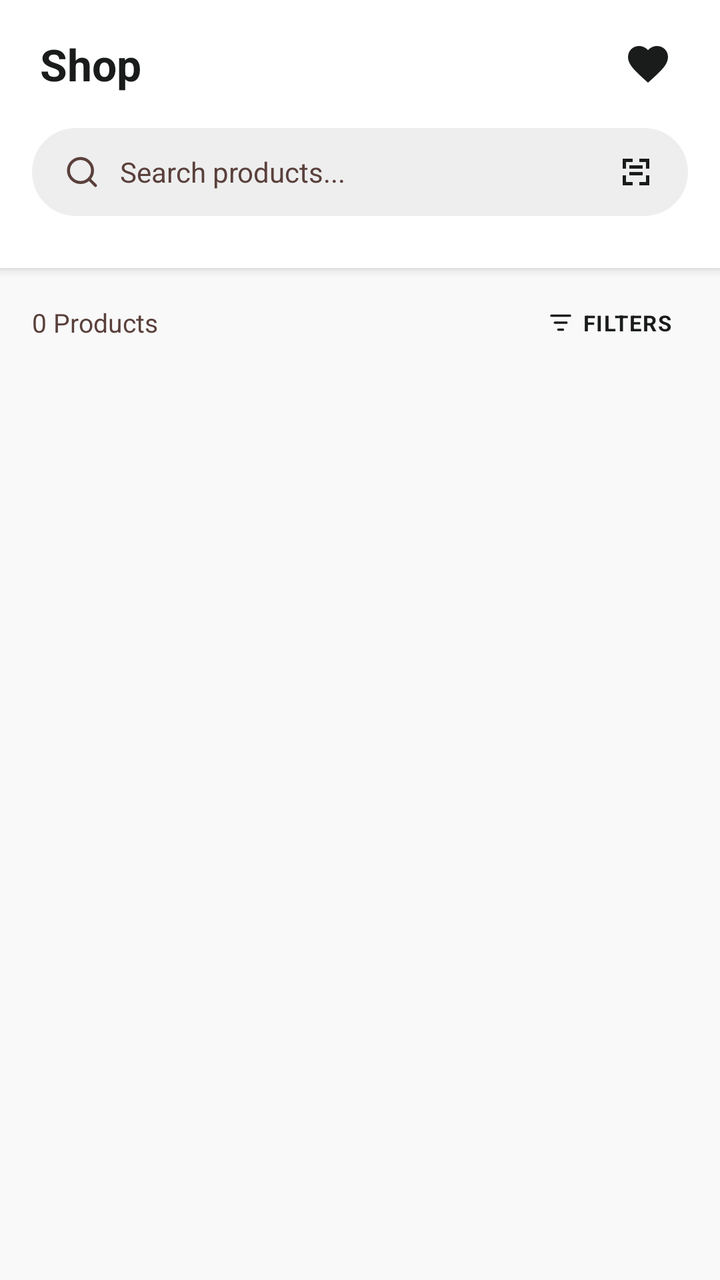
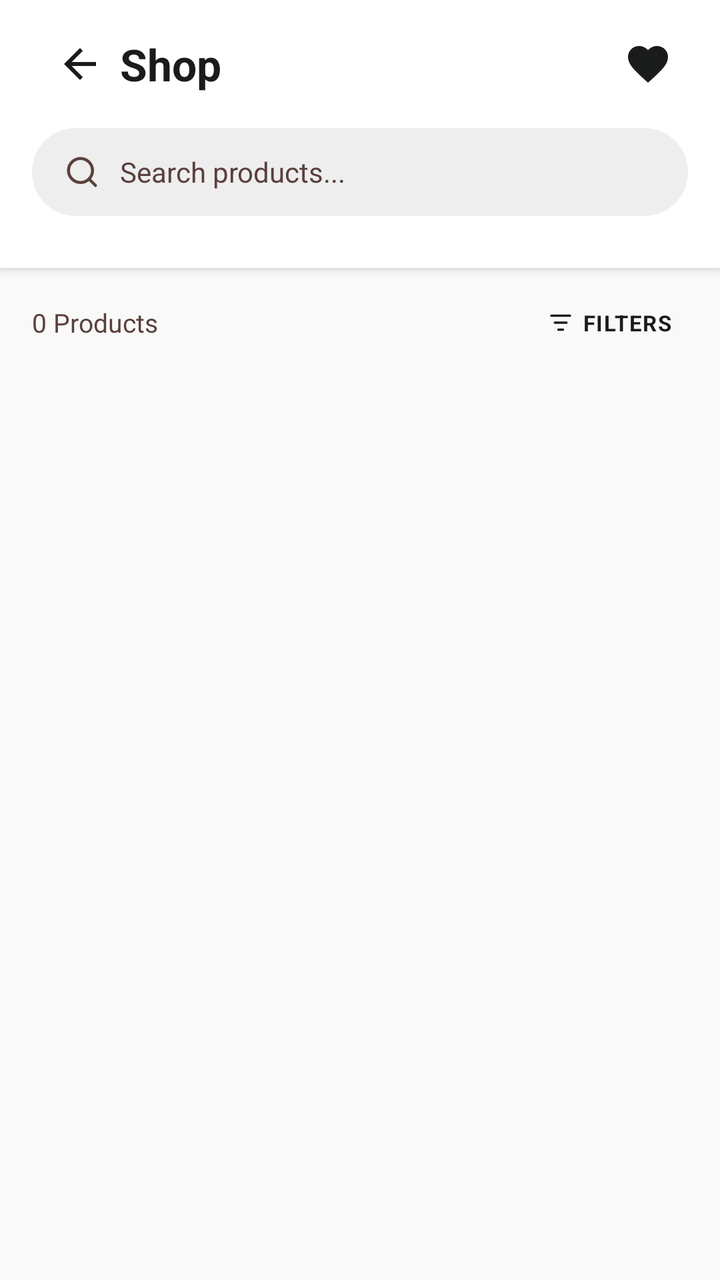

The first picture is an Android layout as it rendered before a commit; the second is the same layout after the commit. The layout source and the unified diff follow.
<!-- AndroidManifest.xml: application theme Theme.TirTirMCommerce -->
<!-- res/layout/fragment_shop.xml -->
<?xml version="1.0" encoding="utf-8"?>
<LinearLayout xmlns:android="http://schemas.android.com/apk/res/android"
    xmlns:app="http://schemas.android.com/apk/res-auto"
    android:layout_width="match_parent"
    android:layout_height="match_parent"
    android:orientation="vertical"
    android:background="@color/tirtir_off_white">

    
    <LinearLayout
        android:layout_width="match_parent"
        android:layout_height="wrap_content"
        android:orientation="vertical"
        android:background="@color/tirtir_white"
        android:elevation="3dp">

        
        <LinearLayout
            android:layout_width="match_parent"
            android:layout_height="?attr/actionBarSize"
            android:orientation="horizontal"
            android:gravity="center_vertical"
            android:paddingStart="20dp"
            android:paddingEnd="16dp">

            <TextView
                android:layout_width="0dp"
                android:layout_height="wrap_content"
                android:layout_weight="1"
                android:text="Shop"
                android:textColor="@color/tirtir_black"
                android:textSize="22sp"
                android:textStyle="bold" />

            <ImageButton
                android:id="@+id/btnShopWishlist"
                android:layout_width="40dp"
                android:layout_height="40dp"
                android:background="?attr/selectableItemBackgroundBorderless"
                android:src="@drawable/ic_wishlist"
                app:tint="@color/tirtir_black"
                android:contentDescription="Wishlist" />

        </LinearLayout>

        
        <LinearLayout
            android:layout_width="match_parent"
            android:layout_height="wrap_content"
            android:paddingHorizontal="16dp"
            android:paddingBottom="12dp">

            <LinearLayout
                android:layout_width="match_parent"
                android:layout_height="44dp"
                android:background="@drawable/bg_search_bar"
                android:backgroundTint="@color/tirtir_bg_gray"
                android:gravity="center_vertical"
                android:paddingHorizontal="16dp"
                android:orientation="horizontal">

                <ImageView
                    android:layout_width="18dp"
                    android:layout_height="18dp"
                    android:src="@drawable/ic_search"
                    app:tint="@color/tirtir_text_secondary"
                    android:contentDescription="@null" />

                <EditText
                    android:id="@+id/etSearch"
                    android:layout_width="0dp"
                    android:layout_height="match_parent"
                    android:layout_weight="1"
                    android:layout_marginStart="10dp"
                    android:background="@android:color/transparent"
                    android:hint="Search products..."
                    android:textColorHint="@color/tirtir_text_secondary"
                    android:textColor="@color/tirtir_black"
                    android:textSize="14sp"
                    android:singleLine="true"
                    android:imeOptions="actionSearch"
                    android:inputType="text" />

                <ImageView
                    android:id="@+id/btnSearchScanShop"
                    android:layout_width="20dp"
                    android:layout_height="20dp"
                    android:layout_marginStart="8dp"
                    android:src="@drawable/ic_scan"
                    app:tint="@color/tirtir_black"
                    android:contentDescription="Scan image" />

            </LinearLayout>
        </LinearLayout>

        
        <HorizontalScrollView
            android:layout_width="match_parent"
            android:layout_height="wrap_content"
            android:scrollbars="none"
            android:paddingBottom="14dp">

            <com.google.android.material.chip.ChipGroup
                android:id="@+id/chipGroupCategory"
                android:layout_width="wrap_content"
                android:layout_height="wrap_content"
                android:paddingStart="16dp"
                android:paddingEnd="16dp"
                app:singleSelection="true"
                app:selectionRequired="true"
                app:chipSpacingHorizontal="8dp" />

        </HorizontalScrollView>

    </LinearLayout>

    
    <LinearLayout
        android:layout_width="match_parent"
        android:layout_height="wrap_content"
        android:orientation="horizontal"
        android:paddingHorizontal="16dp"
        android:paddingTop="14dp"
        android:paddingBottom="6dp"
        android:gravity="center_vertical">

        <TextView
            android:id="@+id/tvProductCount"
            android:layout_width="0dp"
            android:layout_height="wrap_content"
            android:layout_weight="1"
            android:text="0 Products"
            android:textColor="@color/tirtir_text_secondary"
            android:textSize="13sp" />

        <LinearLayout
            android:id="@+id/btnSort"
            android:layout_width="wrap_content"
            android:layout_height="wrap_content"
            android:orientation="horizontal"
            android:gravity="center_vertical"
            android:paddingVertical="6dp"
            android:paddingHorizontal="8dp"
            android:background="?attr/selectableItemBackgroundBorderless">

            <ImageView
                android:layout_width="14dp"
                android:layout_height="14dp"
                android:src="@drawable/ic_filter"
                app:tint="@color/tirtir_black"
                android:contentDescription="@null" />

            <TextView
                android:layout_width="wrap_content"
                android:layout_height="wrap_content"
                android:layout_marginStart="4dp"
                android:text="FILTERS"
                android:textColor="@color/tirtir_black"
                android:textSize="11sp"
                android:textStyle="bold"
                android:letterSpacing="0.05" />

        </LinearLayout>

    </LinearLayout>

    
    <FrameLayout
        android:layout_width="match_parent"
        android:layout_height="0dp"
        android:layout_weight="1">

        
        <LinearLayout
            android:id="@+id/layoutLoadingShop"
            android:layout_width="wrap_content"
            android:layout_height="wrap_content"
            android:layout_gravity="center"
            android:orientation="vertical"
            android:gravity="center"
            android:visibility="gone">

            <ProgressBar
                android:layout_width="48dp"
                android:layout_height="48dp"
                android:indeterminateTint="@color/tirtir_red_primary" />

            <TextView
                android:layout_width="wrap_content"
                android:layout_height="wrap_content"
                android:layout_marginTop="16dp"
                android:text="Loading products..."
                android:textColor="@color/tirtir_text_secondary"
                android:textSize="14sp" />

        </LinearLayout>

        
        <TextView
            android:id="@+id/tvOfflineBanner"
            android:layout_width="match_parent"
            android:layout_height="wrap_content"
            android:layout_gravity="top"
            android:background="@color/tirtir_warning"
            android:padding="10dp"
            android:text="You're offline — showing cached products"
            android:textColor="@color/tirtir_white"
            android:textSize="13sp"
            android:gravity="center"
            android:visibility="gone" />

        
        <androidx.recyclerview.widget.RecyclerView
            android:id="@+id/recyclerViewProducts"
            android:layout_width="match_parent"
            android:layout_height="match_parent"
            android:clipToPadding="false"
            android:paddingHorizontal="8dp"
            android:paddingBottom="80dp"
            android:visibility="gone"
            app:layoutManager="androidx.recyclerview.widget.GridLayoutManager"
            app:spanCount="2" />

        
        <LinearLayout
            android:id="@+id/layoutEmptyShop"
            android:layout_width="wrap_content"
            android:layout_height="wrap_content"
            android:layout_gravity="center"
            android:orientation="vertical"
            android:gravity="center"
            android:padding="32dp"
            android:visibility="gone">

            <ImageView
                android:layout_width="72dp"
                android:layout_height="72dp"
                android:src="@android:drawable/ic_menu_search"
                app:tint="@color/tirtir_silver_gray"
                android:contentDescription="@null" />

            <TextView
                android:layout_width="wrap_content"
                android:layout_height="wrap_content"
                android:layout_marginTop="16dp"
                android:text="No products found"
                android:textColor="@color/tirtir_black"
                android:textSize="18sp"
                android:textStyle="bold"
                android:gravity="center" />

            <TextView
                android:layout_width="wrap_content"
                android:layout_height="wrap_content"
                android:layout_marginTop="8dp"
                android:text="Try a different search or category"
                android:textColor="@color/tirtir_text_secondary"
                android:textSize="14sp"
                android:gravity="center" />

        </LinearLayout>

        
        <LinearLayout
            android:id="@+id/layoutErrorShop"
            android:layout_width="wrap_content"
            android:layout_height="wrap_content"
            android:layout_gravity="center"
            android:orientation="vertical"
            android:gravity="center"
            android:padding="32dp"
            android:visibility="gone">

            <ImageView
                android:layout_width="64dp"
                android:layout_height="64dp"
                android:src="@android:drawable/ic_dialog_alert"
                app:tint="@color/tirtir_text_secondary"
                android:contentDescription="@null" />

            <TextView
                android:layout_width="wrap_content"
                android:layout_height="wrap_content"
                android:layout_marginTop="16dp"
                android:text="Unable to load products"
                android:textColor="@color/tirtir_black"
                android:textSize="17sp"
                android:textStyle="bold"
                android:gravity="center" />

            <TextView
                android:layout_width="wrap_content"
                android:layout_height="wrap_content"
                android:layout_marginTop="8dp"
                android:text="Check your connection and try again"
                android:textColor="@color/tirtir_text_secondary"
                android:textSize="14sp"
                android:gravity="center" />

            <com.google.android.material.button.MaterialButton
                android:id="@+id/btnShopRetry"
                android:layout_width="wrap_content"
                android:layout_height="wrap_content"
                android:layout_marginTop="20dp"
                android:paddingHorizontal="36dp"
                android:text="Retry"
                android:textColor="@color/tirtir_white"
                app:backgroundTint="@color/tirtir_red_primary"
                app:cornerRadius="8dp" />

        </LinearLayout>

    </FrameLayout>

</LinearLayout>
<!-- resources referenced by this layout -->
<resources>
  <color name="tirtir_bg_gray">#EEEEEE</color>
  <color name="tirtir_black">#1A1C1C</color>
  <color name="tirtir_off_white">#F9F9F9</color>
  <color name="tirtir_red_primary">#8B0000</color>
  <color name="tirtir_silver_gray">#BDBDBD</color>
  <color name="tirtir_text_secondary">#5A403C</color>
  <color name="tirtir_warning">#F57F17</color>
  <color name="tirtir_white">#FFFFFF</color>
  <!-- drawable bg_search_bar (drawable) -->
  <?xml version="1.0" encoding="utf-8"?>
  <shape xmlns:android="http://schemas.android.com/apk/res/android">
      <solid android:color="@color/tirtir_bg_gray" />
      <corners android:radius="22dp" />
  </shape>
  <!-- drawable ic_filter (drawable) -->
  <?xml version="1.0" encoding="utf-8"?>
  <vector xmlns:android="http://schemas.android.com/apk/res/android"
      android:width="24dp"
      android:height="24dp"
      android:viewportWidth="24"
      android:viewportHeight="24">
      <path
          android:fillColor="@android:color/black"
          android:pathData="M4,6H20M7,12H17M10,18H14" />
      <path
          android:strokeWidth="2"
          android:strokeColor="@android:color/black"
          android:strokeLineCap="round"
          android:fillColor="@android:color/transparent"
          android:pathData="M4,6L20,6M7,12L17,12M10,18L14,18" />
  </vector>
  <!-- drawable ic_scan (drawable) -->
  <vector xmlns:android="http://schemas.android.com/apk/res/android"
      android:width="24dp"
      android:height="24dp"
      android:viewportWidth="24"
      android:viewportHeight="24"
      android:tint="?attr/colorControlNormal">
      <path
          android:fillColor="#FF000000"
          android:pathData="M4,4h6v2H6v4H4V4zM14,4h6v6h-2V6h-4V4zM6,14v4h4v2H4v-6h2zM18,18v-4h2v6h-6v-2h4zM8,8h8v2H8V8zM8,12h8v2H8v-2z" />
  </vector>
  <!-- drawable ic_search (drawable) -->
  <?xml version="1.0" encoding="utf-8"?>
  <vector xmlns:android="http://schemas.android.com/apk/res/android"
      android:width="24dp"
      android:height="24dp"
      android:viewportWidth="24"
      android:viewportHeight="24">
      <path
          android:strokeWidth="2"
          android:strokeColor="@android:color/black"
          android:strokeLineCap="round"
          android:strokeLineJoin="round"
          android:fillColor="@android:color/transparent"
          android:pathData="M11,19A8,8 0 1,0 11,3A8,8 0 0,0 11,19Z" />
      <path
          android:strokeWidth="2"
          android:strokeColor="@android:color/black"
          android:strokeLineCap="round"
          android:strokeLineJoin="round"
          android:fillColor="@android:color/transparent"
          android:pathData="M21,21L16.65,16.65" />
  </vector>
  <!-- drawable ic_wishlist (drawable) -->
  <vector xmlns:android="http://schemas.android.com/apk/res/android"
      android:width="24dp"
      android:height="24dp"
      android:viewportWidth="24.0"
      android:viewportHeight="24.0"
      android:tint="?attr/colorControlNormal">
    <path
        android:fillColor="#FF000000"
        android:pathData="M12,21.35l-1.45,-1.32C5.4,15.36 2,12.28 2,8.5 2,5.42 4.42,3 7.5,3c1.74,0 3.41,0.81 4.5,2.09C13.09,3.81 14.76,3 16.5,3 19.58,3 22,5.42 22,8.5c0,3.78 -3.4,6.86 -8.55,11.54L12,21.35z"/>
  </vector>
  <style name="Theme.TirTirMCommerce" parent="Base.Theme.TirTirMCommerce" />
  <color name="tirtir_red_dark">#610000</color>
  <color name="tirtir_red_surface">#FFF4F3</color>
  <color name="tirtir_error">#D32F2F</color>
  <!-- unchanged entries left out for length: 1 -->
</resources>

<!-- the commit's change to res/layout/fragment_shop.xml (unified diff, before → after) -->
@@ -22,6 +22,15 @@
             android:gravity="center_vertical"
             android:paddingStart="20dp"
             android:paddingEnd="16dp">
+
+            <ImageButton
+                android:id="@+id/btnShopBack"
+                android:layout_width="40dp"
+                android:layout_height="40dp"
+                android:background="?attr/selectableItemBackgroundBorderless"
+                android:src="@drawable/ic_arrow_back"
+                app:tint="@color/tirtir_black"
+                android:contentDescription="Back" />
 
             <TextView
                 android:layout_width="0dp"
@@ -81,14 +90,6 @@
                     android:imeOptions="actionSearch"
                     android:inputType="text" />
 
-                <ImageView
-                    android:id="@+id/btnSearchScanShop"
-                    android:layout_width="20dp"
-                    android:layout_height="20dp"
-                    android:layout_marginStart="8dp"
-                    android:src="@drawable/ic_scan"
-                    app:tint="@color/tirtir_black"
-                    android:contentDescription="Scan image" />
 
             </LinearLayout>
         </LinearLayout>
<!-- resource entries referenced after the edit -->
@@ -14,6 +14,17 @@
       <solid android:color="@color/tirtir_bg_gray" />
       <corners android:radius="22dp" />
   </shape>
+  <!-- drawable ic_arrow_back (drawable) -->
+  <vector xmlns:android="http://schemas.android.com/apk/res/android"
+      android:width="24dp"
+      android:height="24dp"
+      android:viewportWidth="24"
+      android:viewportHeight="24"
+      android:tint="#000000">
+    <path
+        android:fillColor="@android:color/white"
+        android:pathData="M20,11H7.83l5.59,-5.59L12,4l-8,8 8,8 1.41,-1.41L7.83,13H20v-2z"/>
+  </vector>
   <!-- drawable ic_filter (drawable) -->
   <?xml version="1.0" encoding="utf-8"?>
   <vector xmlns:android="http://schemas.android.com/apk/res/android"
@@ -30,17 +41,6 @@
           android:strokeLineCap="round"
           android:fillColor="@android:color/transparent"
           android:pathData="M4,6L20,6M7,12L17,12M10,18L14,18" />
-  </vector>
-  <!-- drawable ic_scan (drawable) -->
-  <vector xmlns:android="http://schemas.android.com/apk/res/android"
-      android:width="24dp"
-      android:height="24dp"
-      android:viewportWidth="24"
-      android:viewportHeight="24"
-      android:tint="?attr/colorControlNormal">
-      <path
-          android:fillColor="#FF000000"
-          android:pathData="M4,4h6v2H6v4H4V4zM14,4h6v6h-2V6h-4V4zM6,14v4h4v2H4v-6h2zM18,18v-4h2v6h-6v-2h4zM8,8h8v2H8V8zM8,12h8v2H8v-2z" />
   </vector>
   <!-- drawable ic_search (drawable) -->
   <?xml version="1.0" encoding="utf-8"?>
